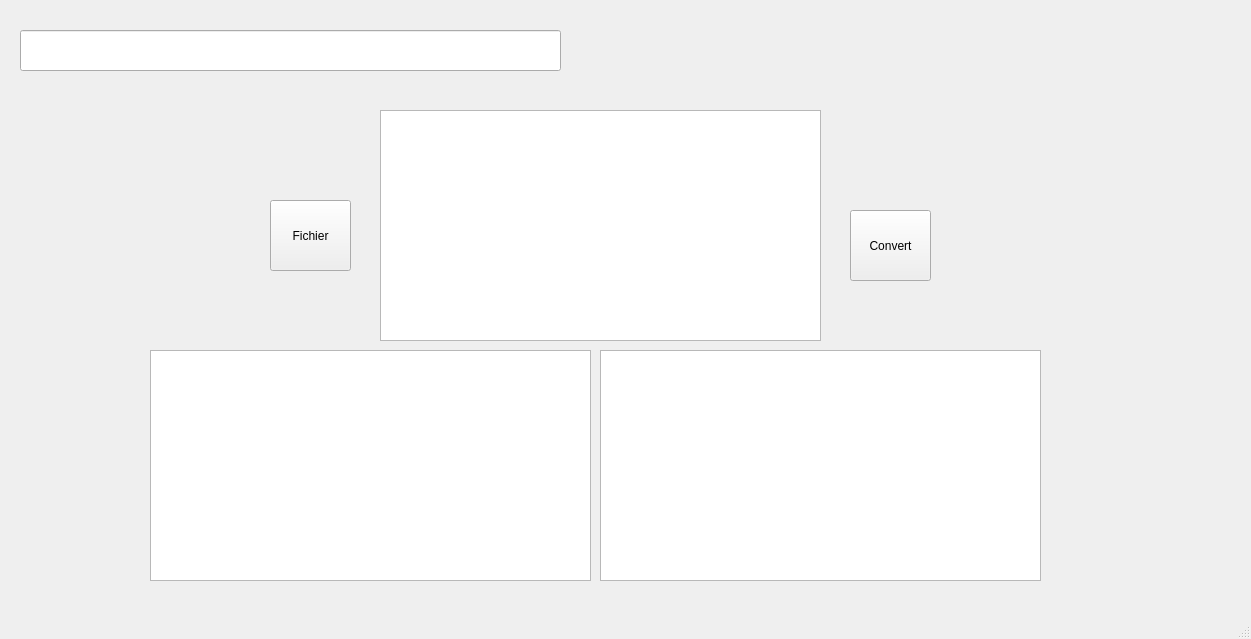
This is Imprimante/imprimante.ui in Haruuuuuuuuuut/Imprimante_Braille as Qt 5 draws it before an edit. The edited form follows.
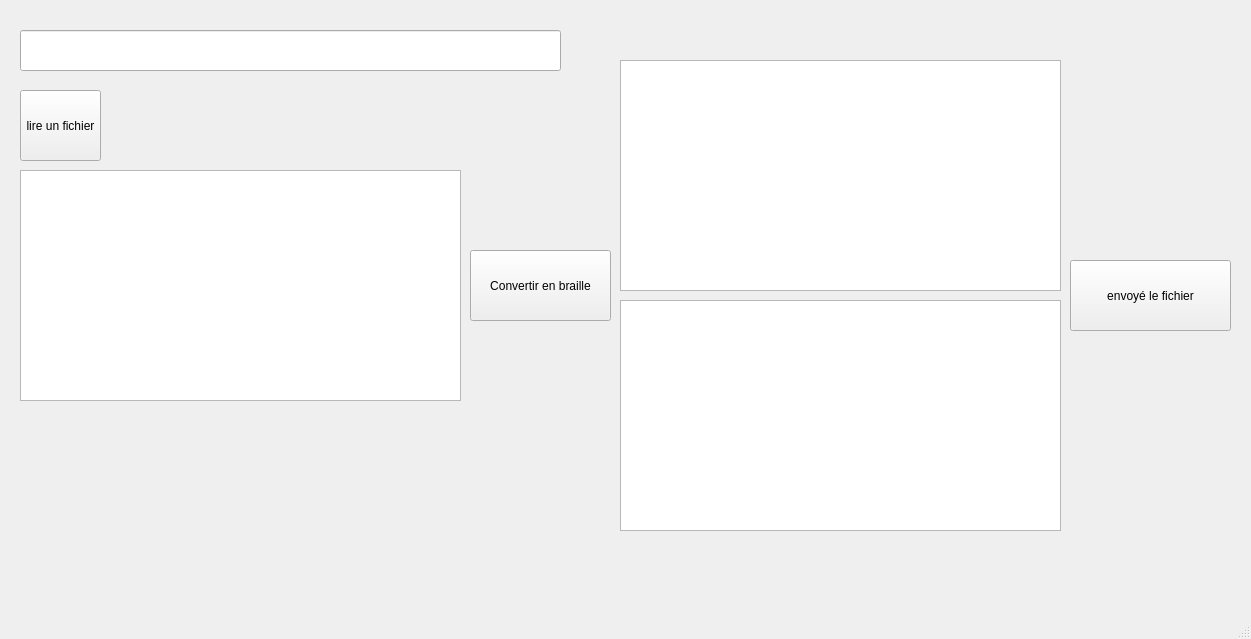
This is the edited form.

```diff
--- a/Imprimante/imprimante.ui
+++ b/Imprimante/imprimante.ui
@@ -30,8 +30,8 @@
    <widget class="QTextEdit" name="txttout">
     <property name="geometry">
      <rect>
-      <x>380</x>
-      <y>110</y>
+      <x>20</x>
+      <y>170</y>
       <width>441</width>
       <height>231</height>
      </rect>
@@ -43,8 +43,8 @@
    <widget class="QTextEdit" name="txtbraille">
     <property name="geometry">
      <rect>
-      <x>150</x>
-      <y>350</y>
+      <x>620</x>
+      <y>300</y>
       <width>441</width>
       <height>231</height>
      </rect>
@@ -56,34 +56,34 @@
    <widget class="QPushButton" name="file">
     <property name="geometry">
      <rect>
-      <x>270</x>
-      <y>200</y>
+      <x>20</x>
+      <y>90</y>
       <width>81</width>
       <height>71</height>
      </rect>
     </property>
     <property name="text">
-     <string>Fichier</string>
+     <string>lire un fichier</string>
     </property>
    </widget>
    <widget class="QPushButton" name="convert">
     <property name="geometry">
      <rect>
-      <x>850</x>
-      <y>210</y>
-      <width>81</width>
+      <x>470</x>
+      <y>250</y>
+      <width>141</width>
       <height>71</height>
      </rect>
     </property>
     <property name="text">
-     <string>Convert</string>
+     <string>Convertir en braille</string>
     </property>
    </widget>
    <widget class="QTextEdit" name="txtcaracbraille">
     <property name="geometry">
      <rect>
-      <x>600</x>
-      <y>350</y>
+      <x>620</x>
+      <y>60</y>
       <width>441</width>
       <height>231</height>
      </rect>
@@ -92,6 +92,19 @@
      <bool>true</bool>
     </property>
    </widget>
+   <widget class="QPushButton" name="envoie">
+    <property name="geometry">
+     <rect>
+      <x>1070</x>
+      <y>260</y>
+      <width>161</width>
+      <height>71</height>
+     </rect>
+    </property>
+    <property name="text">
+     <string>envoyé le fichier</string>
+    </property>
+   </widget>
   </widget>
   <widget class="QMenuBar" name="menubar">
    <property name="geometry">
```
